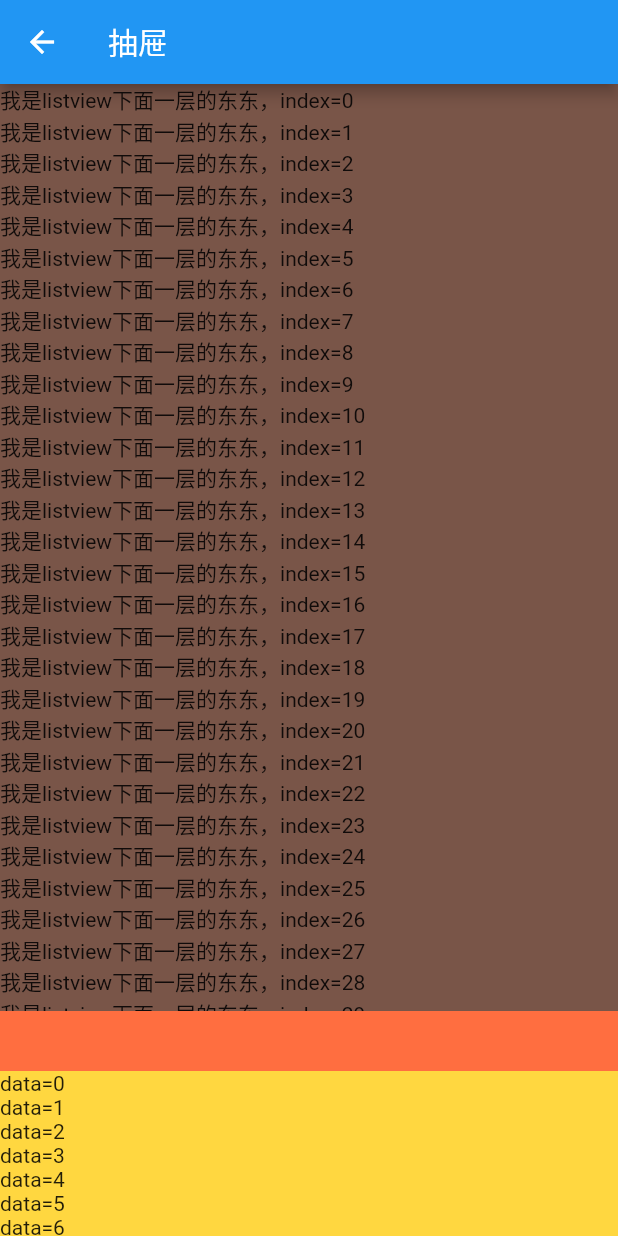
After one commit to xiaoxiaosaohuo/flutter_app, a Flutter app: the BottomDrawerPage screen opened directly, on a phone screen of 412 x 824 dp. The commit adds this screen. Run offline on Flutter 3.47's test engine with Material 2 defaults, Android fonts, the phone set to English and light mode, and no system bars; our stand-ins replace fluro, toast; missing offline and left inert: random_color; statements that could not run were skipped.

Commit message:
bottom drawer
bottom drawer

```diff
--- /dev/null
+++ b/lib/pages/bottom_drawer.dart
@@ -0,0 +1,389 @@
+import 'package:flutter/gestures.dart';
+import 'package:flutter/material.dart';
+
+///上拉抽屉
+class BottomDrawer extends StatelessWidget {
+  final Widget body;
+  final DragContainer dragContainer;
+
+  BottomDrawer({Key key, @required this.body, @required this.dragContainer})
+      : assert(body != null),
+        assert(dragContainer != null),
+        super(key: key);
+
+  @override
+  Widget build(BuildContext context) {
+    return Stack(
+      children: <Widget>[
+        body,
+        Align(
+          alignment: Alignment.bottomCenter,
+          child: dragContainer,
+        )
+      ],
+    );
+  }
+}
+
+typedef DragListener = void Function(
+    double dragDistance, ScrollNotificationListener isDragEnd);
+
+class DragController {
+  DragListener _dragListener;
+
+  setDrag(DragListener l) {
+    _dragListener = l;
+  }
+
+  void updateDragDistance(
+      double dragDistance, ScrollNotificationListener isDragEnd) {
+    if (_dragListener != null) {
+      _dragListener(dragDistance, isDragEnd);
+    }
+  }
+}
+
+class DragContainer extends StatefulWidget {
+  final Widget drawer;
+  final double defaultShowHeight;
+  final double height;
+
+  DragContainer(
+      {Key key,
+        @required this.drawer,
+        @required this.defaultShowHeight,
+        @required this.height})
+      : assert(drawer != null),
+        assert(defaultShowHeight != null),
+        assert(height != null),
+        super(key: key){
+    _controller = DragController();
+  }
+
+  @override
+  _DragContainerState createState() => _DragContainerState();
+}
+
+class _DragContainerState extends State<DragContainer>
+    with TickerProviderStateMixin {
+  AnimationController animalController;
+
+  ///滑动位置超过这个位置，会滚到顶部；小于，会滚动底部。
+  double maxOffsetDistance;
+  bool onResetControllerValue = false;
+  double offsetDistance;
+  Animation<double> animation;
+  bool offstage = false;
+  bool _isFling = false;
+
+  double get defaultOffsetDistance => widget.height - widget.defaultShowHeight;
+
+  @override
+  void initState() {
+    animalController = AnimationController(
+        vsync: this, duration: const Duration(milliseconds: 250));
+    maxOffsetDistance = (widget.height + widget.defaultShowHeight) * 0.5;
+
+//    if (controller != null) {
+    _controller
+        .setDrag((double value, ScrollNotificationListener notification) {
+      if (notification != ScrollNotificationListener.edge) {
+        _handleDragEnd(null);
+      } else {
+        setState(() {
+          offsetDistance = offsetDistance + value;
+        });
+      }
+    });
+//    }
+    super.initState();
+  }
+
+  GestureRecognizerFactoryWithHandlers<MyVerticalDragGestureRecognizer>
+  getRecognizer() {
+    return GestureRecognizerFactoryWithHandlers<
+        MyVerticalDragGestureRecognizer>(
+          () => MyVerticalDragGestureRecognizer(flingListener: (bool isFling) {
+        _isFling = isFling;
+      }), //constructor
+          (MyVerticalDragGestureRecognizer instance) {
+        //initializer
+        instance
+          ..onStart = _handleDragStart
+          ..onUpdate = _handleDragUpdate
+          ..onEnd = _handleDragEnd;
+      },
+    );
+  }
+
+  @override
+  void dispose() {
+    animalController.dispose();
+    super.dispose();
+  }
+
+  @override
+  Widget build(BuildContext context) {
+    if (offsetDistance == null || onResetControllerValue) {
+      ///说明是第一次加载,由于BottomDragWidget中 alignment: Alignment.bottomCenter,故直接设置
+      offsetDistance = defaultOffsetDistance;
+    }
+
+    ///偏移值在这个范围内
+    offsetDistance = offsetDistance.clamp(0.0, defaultOffsetDistance);
+    offstage = offsetDistance < maxOffsetDistance;
+    return Transform.translate(
+      offset: Offset(0.0, offsetDistance),
+      child: RawGestureDetector(
+        gestures: {MyVerticalDragGestureRecognizer: getRecognizer()},
+        child: Stack(
+          children: <Widget>[
+            Container(
+              child: widget.drawer,
+              height: widget.height,
+            ),
+            Offstage(
+              child: Container(
+                ///使用图层来解决当抽屉露出头时，上拉抽屉上移。解决的方案最佳
+                color: Colors.transparent,
+                height: widget.height,
+              ),
+              offstage: offstage,
+            )
+          ],
+        ),
+      ),
+    );
+  }
+
+  double get screenH => MediaQuery.of(context).size.height;
+
+  ///当拖拽结束时调用
+  void _handleDragEnd(DragEndDetails details) {
+    onResetControllerValue = true;
+
+    ///很重要！！！动画完毕后，controller.value = 1.0， 这里要将value的值重置为0.0，才会再次运行动画
+    ///重置value的值时，会刷新UI，故这里使用[onResetControllerValue]来进行过滤。
+    animalController.value = 0.0;
+    onResetControllerValue = false;
+    double start;
+    double end;
+    if (offsetDistance <= maxOffsetDistance) {
+      ///这个判断通过，说明已经child位置超过警戒线了，需要滚动到顶部了
+      start = offsetDistance;
+      end = 0.0;
+    } else {
+      start = offsetDistance;
+      end = defaultOffsetDistance;
+    }
+
+    if (_isFling &&
+        details != null &&
+        details.velocity != null &&
+        details.velocity.pixelsPerSecond != null &&
+        details.velocity.pixelsPerSecond.dy < 0) {
+      ///这个判断通过，说明是快速向上滑动，此时需要滚动到顶部了
+      start = offsetDistance;
+      end = 0.0;
+    }
+
+    ///easeOut 先快后慢
+    final CurvedAnimation curve =
+    new CurvedAnimation(parent: animalController, curve: Curves.easeOut);
+    animation = Tween(begin: start, end: end).animate(curve)
+      ..addListener(() {
+        if (!onResetControllerValue) {
+          offsetDistance = animation.value;
+          setState(() {});
+        }
+      });
+    ///自己滚动
+    animalController.forward();
+  }
+
+  void _handleDragUpdate(DragUpdateDetails details) {
+    offsetDistance = offsetDistance + details.delta.dy;
+    setState(() {});
+  }
+
+  void _handleDragStart(DragStartDetails details) {
+    _isFling = false;
+  }
+}
+
+typedef FlingListener = void Function(bool isFling);
+
+///MyVerticalDragGestureRecognizer 负责任务
+///1.监听child的位置更新
+///2.判断child在手松的那一刻是否是出于fling状态
+class MyVerticalDragGestureRecognizer extends VerticalDragGestureRecognizer {
+  final FlingListener flingListener;
+
+  /// Create a gesture recognizer for interactions in the vertical axis.
+  MyVerticalDragGestureRecognizer({Object debugOwner, this.flingListener})
+      : super(debugOwner: debugOwner);
+
+  final Map<int, VelocityTracker> _velocityTrackers = <int, VelocityTracker>{};
+
+  @override
+  void handleEvent(PointerEvent event) {
+    super.handleEvent(event);
+    if (!event.synthesized &&
+        (event is PointerDownEvent || event is PointerMoveEvent)) {
+      final VelocityTracker tracker = _velocityTrackers[event.pointer];
+      assert(tracker != null);
+      tracker.addPosition(event.timeStamp, event.position);
+    }
+  }
+
+  @override
+  void addPointer(PointerEvent event) {
+    super.addPointer(event);
+    _velocityTrackers[event.pointer] = VelocityTracker();
+  }
+
+  ///来检测是否是fling
+  @override
+  void didStopTrackingLastPointer(int pointer) {
+    final double minVelocity = minFlingVelocity ?? kMinFlingVelocity;
+    final double minDistance = minFlingDistance ?? kTouchSlop;
+    final VelocityTracker tracker = _velocityTrackers[pointer];
+
+    ///VelocityEstimate 计算二维速度的
+    final VelocityEstimate estimate = tracker.getVelocityEstimate();
+    bool isFling = false;
+    if (estimate != null && estimate.pixelsPerSecond != null) {
+      isFling = estimate.pixelsPerSecond.dy.abs() > minVelocity &&
+          estimate.offset.dy.abs() > minDistance;
+    }
+    _velocityTrackers.clear();
+    if (flingListener != null) {
+      flingListener(isFling);
+    }
+
+    ///super.didStopTrackingLastPointer(pointer) 会调用[_handleDragEnd]
+    ///所以将[lingListener(isFling);]放在前一步调用
+    super.didStopTrackingLastPointer(pointer);
+  }
+
+  @override
+  void dispose() {
+    _velocityTrackers.clear();
+    super.dispose();
+  }
+}
+
+typedef ScrollListener = void Function(
+    double dragDistance, ScrollNotificationListener notification);
+
+DragController _controller;
+
+///监听手指在child处于边缘时的滑动
+///例如：当child滚动到顶部时，此时下拉，会回调[ScrollNotificationListener.edge],
+///或者child滚动到底部时，此时下拉，会回调[ScrollNotificationListener.edge],
+///当child为[ScrollView]的子类时，例如：[ListView] / [GridView] 等，时，需要将其`physics`属性设置为[ClampingScrollPhysics]
+///想看原因的，可以看下：
+/// ///这个属性是用来断定滚动的部件的物理特性，例如：
+//        ///scrollStart
+//        ///ScrollUpdate
+//        ///Overscroll
+//        ///ScrollEnd
+//        ///在Android和ios等平台，其默认值是不同的。我们可以在scroll_configuration.dart中看到如下配置
+//
+//        /// The scroll physics to use for the platform given by [getPlatform].
+//        ///
+//        /// Defaults to [BouncingScrollPhysics] on iOS and [ClampingScrollPhysics] on
+//        /// Android.
+////  ScrollPhysics getScrollPhysics(BuildContext context) {
+////    switch (getPlatform(context)) {
+////    case TargetPlatform.iOS:/*/
+////         return const BouncingScrollPhysics();
+////    case TargetPlatform.android:
+////    case TargetPlatform.fuchsia:
+////        return const ClampingScrollPhysics();
+////    }
+////    return null;
+////  }
+///在ios中，默认返回BouncingScrollPhysics，对于[BouncingScrollPhysics]而言，
+///由于   double applyBoundaryConditions(ScrollMetrics position, double value) => 0.0;
+///会导致：当listview的第一条目显示时，继续下拉时，不会调用上面提到的Overscroll监听。
+///故这里，设定为[ClampingScrollPhysics]
+class OverscrollNotificationWidget extends StatefulWidget {
+  const OverscrollNotificationWidget({
+    Key key,
+    @required this.child,
+//    this.scrollListener,
+  })  : assert(child != null),
+        super(key: key);
+
+  final Widget child;
+//  final ScrollListener scrollListener;
+
+  @override
+  OverscrollNotificationWidgetState createState() =>
+      OverscrollNotificationWidgetState();
+}
+
+/// Contains the state for a [OverscrollNotificationWidget]. This class can be used to
+/// programmatically show the refresh indicator, see the [show] method.
+class OverscrollNotificationWidgetState
+    extends State<OverscrollNotificationWidget>
+    with TickerProviderStateMixin<OverscrollNotificationWidget> {
+  final GlobalKey _key = GlobalKey();
+
+  ///[ScrollStartNotification] 部件开始滑动
+  ///[ScrollUpdateNotification] 部件位置发生改变
+  ///[OverscrollNotification] 表示窗口小部件未更改它的滚动位置，因为更改会导致滚动位置超出其滚动范围
+  ///[ScrollEndNotification] 部件停止滚动
+  ///之所以不能使用这个来build或者layout，是因为这个通知的回调是会有延迟的。
+  ///Any attempt to adjust the build or layout based on a scroll notification would
+  ///result in a layout that lagged one frame behind, which is a poor user experience.
+
+  @override
+  Widget build(BuildContext context) {
+    print('NotificationListener build');
+    final Widget child = NotificationListener<ScrollStartNotification>(
+      key: _key,
+      child: NotificationListener<ScrollUpdateNotification>(
+        child: NotificationListener<OverscrollNotification>(
+          child: NotificationListener<ScrollEndNotification>(
+            child: widget.child,
+            onNotification: (ScrollEndNotification notification) {
+              _controller.updateDragDistance(
+                  0.0, ScrollNotificationListener.end);
+              return false;
+            },
+          ),
+          onNotification: (OverscrollNotification notification) {
+            if (notification.dragDetails != null &&
+                notification.dragDetails.delta != null) {
+              _controller.updateDragDistance(notification.dragDetails.delta.dy,
+                  ScrollNotificationListener.edge);
+            }
+            return false;
+          },
+        ),
+        onNotification: (ScrollUpdateNotification notification) {
+          return false;
+        },
+      ),
+      onNotification: (ScrollStartNotification scrollUpdateNotification) {
+        _controller.updateDragDistance(0.0, ScrollNotificationListener.start);
+        return false;
+      },
+    );
+
+    return child;
+  }
+}
+
+enum ScrollNotificationListener {
+  ///滑动开始
+  start,
+
+  ///滑动结束
+  end,
+
+  ///滑动时，控件在边缘（最上面显示或者最下面显示）位置
+  edge
+}
--- /dev/null
+++ b/lib/pages/bottom_drawer_page.dart
@@ -0,0 +1,95 @@
+import 'package:flutter/material.dart';
+import 'package:flutter_app/pages/bottom_drawer.dart';
+
+DragController controller = DragController();
+
+class BottomDrawerPage extends StatefulWidget {
+
+ @override
+ _BottomDrawerPageState createState() => _BottomDrawerPageState();
+}
+
+class _BottomDrawerPageState extends State<BottomDrawerPage> {
+ @override
+ Widget build(BuildContext context) {
+   return Scaffold(
+     appBar: AppBar(
+       title: Text('抽屉'),
+     ),
+     body: BottomDrawer(
+       body: Container(
+         color: Colors.brown,
+         child: ListView.builder(itemBuilder: (BuildContext context, int index){
+           return Text('我是listview下面一层的东东，index=$index');
+         }, itemCount: 100,),
+       ),
+       dragContainer: DragContainer(
+        //  controller: controller,
+         drawer: getListView(),
+         defaultShowHeight: 150.0,
+         height: 700.0,
+       )),
+   );
+
+ }
+
+ Widget getListView() {
+   return Container(
+     height:600.0,
+
+     ///总高度
+     color: Colors.amberAccent,
+     child: Column(
+       children: <Widget>[
+         Container(
+           color: Colors.deepOrangeAccent,
+           height: 40.0,
+         ),
+         Expanded(child: newListView())
+       ],
+     ),
+   );
+ }
+
+ Widget newListView() {
+
+   return OverscrollNotificationWidget(
+     child: ListView.builder(
+       itemBuilder: (BuildContext context, int index) {
+         return Text('data=$index');
+       },
+       itemCount: 100,
+       ///这个属性是用来断定滚动的部件的物理特性，例如：
+       ///scrollStart
+       ///ScrollUpdate
+       ///Overscroll
+       ///ScrollEnd
+       ///在Android和ios等平台，其默认值是不同的。我们可以在scroll_configuration.dart中看到如下配置
+
+///下面代码是我在翻源码找到的解决方案
+/// The scroll physics to use for the platform given by [getPlatform].
+       ///
+       /// Defaults to [BouncingScrollPhysics] on iOS and [ClampingScrollPhysics] on
+       /// Android.
+//  ScrollPhysics getScrollPhysics(BuildContext context) {
+//    switch (getPlatform(context)) {
+//    case TargetPlatform.iOS:/*/
+//         return const BouncingScrollPhysics();
+//    case TargetPlatform.android:
+//    case TargetPlatform.fuchsia:
+//        return const ClampingScrollPhysics();
+//    }
+//    return null;
+//  }
+       ///在ios中，默认返回BouncingScrollPhysics，对于[BouncingScrollPhysics]而言，
+       ///由于   double applyBoundaryConditions(ScrollMetrics position, double value) => 0.0;
+       ///会导致：当listview的第一条目显示时，继续下拉时，不会调用上面提到的Overscroll监听。
+       ///故这里，设定为[ClampingScrollPhysics]
+       physics: const ClampingScrollPhysics(),
+     ),
+    //  scrollListener: _scrollListener,
+   );
+ }
+
+
+}
--- a/lib/routers/router_handler.dart
+++ b/lib/routers/router_handler.dart
@@ -9,6 +9,8 @@ import 'package:flutter_app/pages/animate_card_page.dart';
 import 'package:flutter_app/widgets/sliver_list/basic_list.dart';
 import 'package:flutter_app/widgets/sliver_list/customer_list.dart';
 import 'package:flutter_app/widgets/sliver_list/sticky_list.dart';
+import 'package:flutter_app/pages/bottom_drawer_page.dart';
+import 'package:flutter_app/widgets/sliver_list/nest_list.dart';
 // app的首页
 Handler mainHandler = new Handler(
   handlerFunc: (BuildContext context, Map<String, List<String>> params) {
@@ -76,3 +78,20 @@ Handler customerListPageHandler = new Handler(
     return CustomSliverList();
   },
 );
+
+Handler nestListPageHandler = new Handler(
+  handlerFunc: (BuildContext context, Map<String, List<String>> params) {
+
+    // String pageName = params['pageName']?.first;
+    return FlutterNestedScrollView();
+  },
+);
+
+
+Handler bottomDrawerPageHandler = new Handler(
+  handlerFunc: (BuildContext context, Map<String, List<String>> params) {
+
+    // String pageName = params['pageName']?.first;
+    return BottomDrawerPage();
+  },
+);
--- a/lib/routers/routers.dart
+++ b/lib/routers/routers.dart
@@ -13,6 +13,10 @@ class Routes{
   static String basicListPage = '/basic_list';
   static String stickyListPage = '/sticky_list';
   static String customerListPage = '/customer_list';
+  static String bottomDrawer = '/bottom_drawer';
+  static String nestList = '/nest_list';
+
+
   static void configureRoutes(Router router) {
     router.notFoundHandler = new Handler(
         handlerFunc: (BuildContext context, Map<String, List<String>> params) {
@@ -28,6 +32,7 @@ class Routes{
     router.define(basicListPage,handler:basicListPageHandler);
     router.define(stickyListPage,handler:stickyListPageHandler);
     router.define(customerListPage,handler:customerListPageHandler);
-
+    router.define(bottomDrawer,handler:bottomDrawerPageHandler);
+    router.define(nestList,handler:nestListPageHandler);
   }
 }
```
Also changed, not shown: lib/pages/home_page.dart (+9 -0 lines), lib/widgets/sliver_list/nest_list.dart (added, +204 -0 lines).
